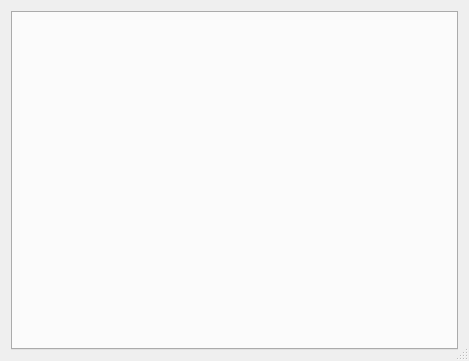
Skycoder42/UniInsert, file emojidialog.ui: the form before one commit.
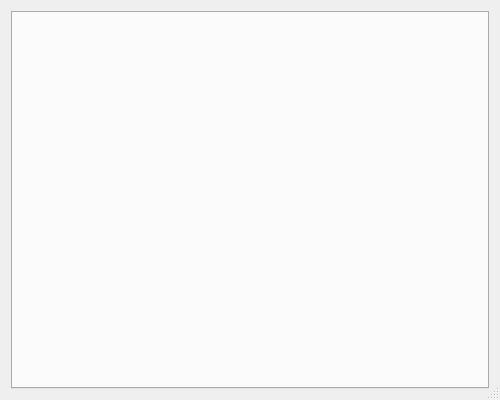
The form after the commit. Icons and pictures are not drawn.

What changed in the file:
```diff
--- a/emojidialog.ui
+++ b/emojidialog.ui
@@ -6,8 +6,8 @@
    <rect>
     <x>0</x>
     <y>0</y>
-    <width>469</width>
-    <height>361</height>
+    <width>500</width>
+    <height>400</height>
    </rect>
   </property>
   <property name="windowTitle">
@@ -22,6 +22,9 @@
      <property name="contextMenuPolicy">
       <enum>Qt::ActionsContextMenu</enum>
      </property>
+     <property name="movable">
+      <bool>true</bool>
+     </property>
     </widget>
    </item>
   </layout>
```
